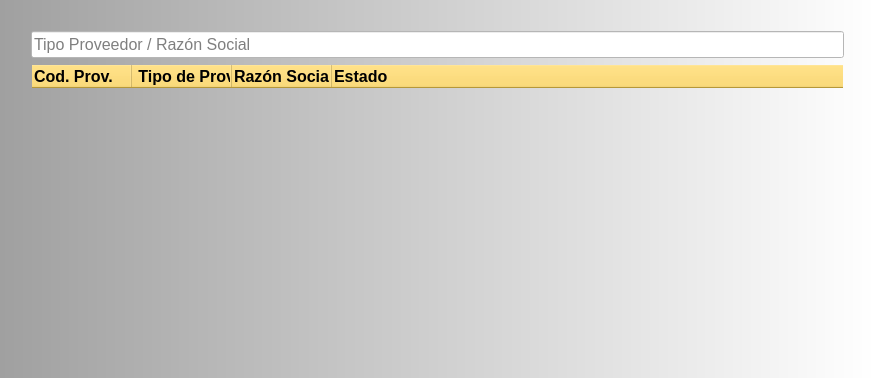
RonnyOre/P03_RegistroProveedores, file ERP_PROV_P001_Buscar.ui: the form before one commit.
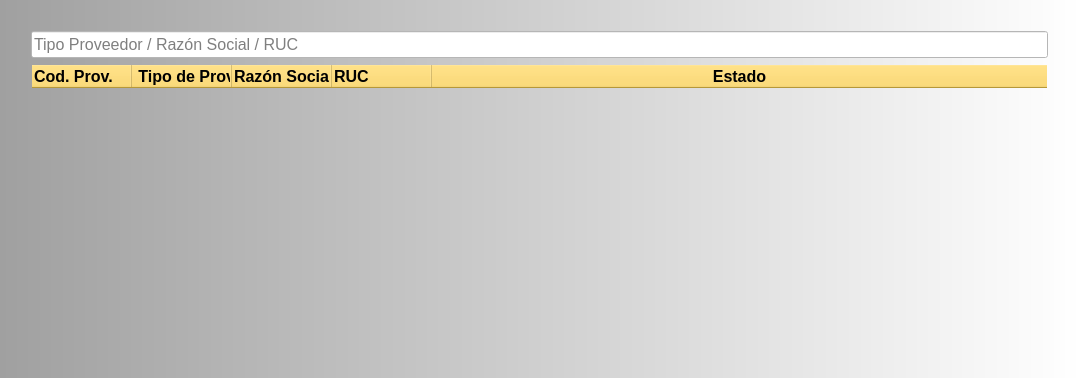
The form after the commit.

```diff
--- a/ERP_PROV_P001_Buscar.ui
+++ b/ERP_PROV_P001_Buscar.ui
@@ -6,7 +6,7 @@
    <rect>
     <x>0</x>
     <y>0</y>
-    <width>875</width>
+    <width>1079</width>
     <height>378</height>
    </rect>
   </property>
@@ -62,7 +62,7 @@
         <string/>
        </property>
        <property name="placeholderText">
-        <string>Tipo Proveedor / Razón Social</string>
+        <string>Tipo Proveedor / Razón Social / RUC</string>
        </property>
       </widget>
      </item>
@@ -119,6 +119,18 @@
          </font>
         </property>
        </column>
+       <column>
+        <property name="text">
+         <string>RUC</string>
+        </property>
+        <property name="font">
+         <font>
+          <pointsize>12</pointsize>
+          <weight>75</weight>
+          <bold>true</bold>
+         </font>
+        </property>
+       </column>
        <column>
         <property name="text">
          <string>Estado</string>
@@ -130,6 +142,9 @@
           <bold>true</bold>
          </font>
         </property>
+        <property name="textAlignment">
+         <set>AlignCenter</set>
+        </property>
        </column>
       </widget>
      </item>
```
